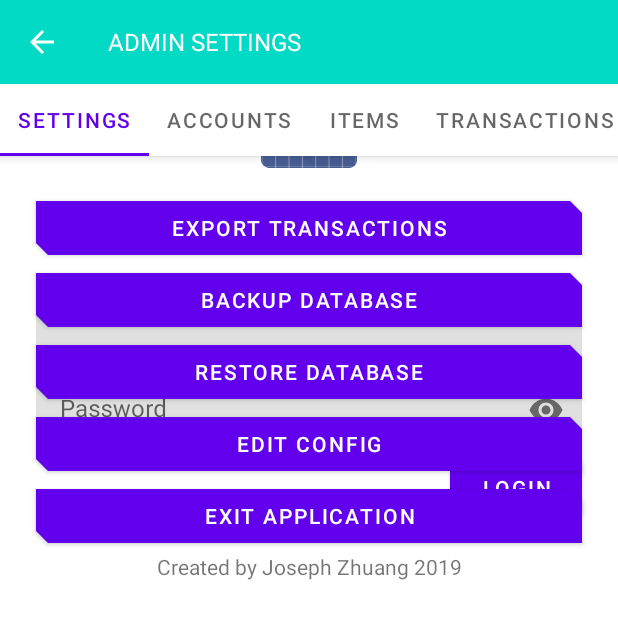
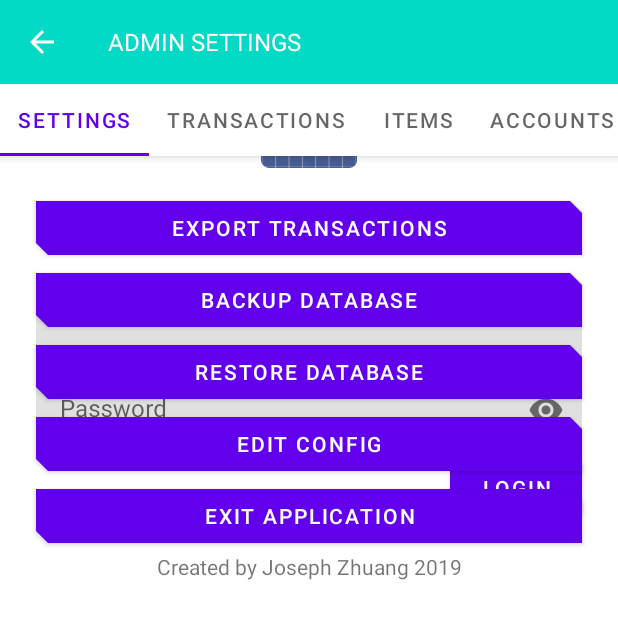
Before and after one commit to hakurei-raymoo/chit-list, an Android app: the fragment AdminViewPagerFragment placed in its activity, on a phone screen of 412 x 824 dp. Shown: the top 619 px of the screen. Run offline under Robolectric (Android 15) with nearby library versions, the phone set to English and light mode, and no system bars; our stand-ins replace Room's generated code, data binding; 2 statements that could not run were skipped.

```diff
--- a/app/src/main/java/gensokyo/hakurei/chitlist/AdminSettingsFragment.kt
+++ b/app/src/main/java/gensokyo/hakurei/chitlist/AdminSettingsFragment.kt
@@ -28,7 +28,7 @@ import kotlin.system.exitProcess
 
 private const val TAG = "AdminSettingsFragment"
 
-const val EXPORT_BALANCES_REQUEST_CODE = 101
+const val EXPORT_ACCOUNTS_REQUEST_CODE = 101
 const val EXPORT_ITEMS_REQUEST_CODE = 102
 const val EXPORT_TRANSACTIONS_REQUEST_CODE = 103
 const val BACKUP_DATABASE_REQUEST_CODE = 201
@@ -67,7 +67,7 @@ class AdminSettingsFragment : Fragment() {
         // This is necessary so that the binding can observe LiveData updates.
         binding.lifecycleOwner = viewLifecycleOwner
 
-        binding.exportBalancesButton.setOnClickListener {
+        binding.exportAccountsButton.setOnClickListener {
             val intent = Intent(Intent.ACTION_CREATE_DOCUMENT).apply {
                 // Filter to only show results that can be "opened", such as
                 // a file (as opposed to a list of contacts or timezones).
@@ -75,10 +75,10 @@ class AdminSettingsFragment : Fragment() {
 
                 // Create a file with the requested MIME type.
                 type = "text/csv"
-                putExtra(Intent.EXTRA_TITLE, "balances-${System.currentTimeMillis()}.csv")
+                putExtra(Intent.EXTRA_TITLE, "accounts-${System.currentTimeMillis()}.csv")
             }
 
-            startActivityForResult(intent, EXPORT_BALANCES_REQUEST_CODE)
+            startActivityForResult(intent, EXPORT_ACCOUNTS_REQUEST_CODE)
         }
 
         binding.exportItemsButton.setOnClickListener {
@@ -167,12 +167,12 @@ class AdminSettingsFragment : Fragment() {
         binding.versionText.setOnClickListener{
             clicks += 1
             if (clicks % 5 == 0) {
-                binding.exportBalancesButton.visibility = View.VISIBLE
+                binding.exportAccountsButton.visibility = View.VISIBLE
                 binding.exportItemsButton.visibility = View.VISIBLE
                 binding.logText.visibility = View.VISIBLE
                 binding.logText.text = writeLog()
             } else {
-                binding.exportBalancesButton.visibility = View.GONE
+                binding.exportAccountsButton.visibility = View.GONE
                 binding.exportItemsButton.visibility = View.GONE
                 binding.logText.visibility = View.GONE
             }
@@ -187,7 +187,7 @@ class AdminSettingsFragment : Fragment() {
         if (resultCode == RESULT_OK) {
             if (data != null && data.data != null) {
                 when (requestCode) {
-                    EXPORT_BALANCES_REQUEST_CODE -> adminSettingsViewModel.exportBalances(data.data!!)
+                    EXPORT_ACCOUNTS_REQUEST_CODE -> adminSettingsViewModel.exportAccounts(data.data!!)
                     EXPORT_ITEMS_REQUEST_CODE -> adminSettingsViewModel.exportItems(data.data!!)
                     EXPORT_TRANSACTIONS_REQUEST_CODE -> adminSettingsViewModel.exportTransactions(data.data!!)
                     BACKUP_DATABASE_REQUEST_CODE -> adminSettingsViewModel.backupDatabase(data.data!!)
--- a/app/src/main/java/gensokyo/hakurei/chitlist/AdminViewPagerFragment.kt
+++ b/app/src/main/java/gensokyo/hakurei/chitlist/AdminViewPagerFragment.kt
@@ -79,9 +79,9 @@ class AdminViewPagerFragment : Fragment() {
     private fun getTabTitle(position: Int): String? {
         return when (position) {
             ADMIN_SETTINGS_PAGE_INDEX -> getString(R.string.admin_settings)
+            TRANSACTIONS_LIST_PAGE_INDEX -> getString(R.string.transactions)
+            ITEMS_LIST_PAGE_INDEX -> getString(R.string.items)
             ACCOUNTS_LIST_PAGE_INDEX -> getString(R.string.accounts)
-            ITEMS_LIST_PAGE_INDEX -> getString(R.string.items)
-            TRANSACTIONS_LIST_PAGE_INDEX -> getString(R.string.transactions)
             else -> null
         }
     }
@@ -89,24 +89,24 @@ class AdminViewPagerFragment : Fragment() {
     private fun animateFab(position: Int) {
         when (position) {
             1 -> {
-                accounts_fab.show()
+                transactions_fab.show()
                 items_fab.hide()
-                transactions_fab.hide()
+                accounts_fab.hide()
             }
             2 -> {
+                transactions_fab.hide()
+                items_fab.show()
                 accounts_fab.hide()
-                items_fab.show()
-                transactions_fab.hide()
             }
             3 -> {
-                accounts_fab.hide()
+                transactions_fab.hide()
                 items_fab.hide()
-                transactions_fab.show()
+                accounts_fab.show()
             }
             else -> {
+                transactions_fab.hide()
+                items_fab.hide()
                 accounts_fab.hide()
-                items_fab.hide()
-                transactions_fab.hide()
             }
         }
     }
--- a/app/src/main/java/gensokyo/hakurei/chitlist/adapters/AdminPagerAdapter.kt
+++ b/app/src/main/java/gensokyo/hakurei/chitlist/adapters/AdminPagerAdapter.kt
@@ -8,9 +8,9 @@ import gensokyo.hakurei.chitlist.ItemsListFragment
 import gensokyo.hakurei.chitlist.TransactionsListFragment
 
 const val ADMIN_SETTINGS_PAGE_INDEX = 0
-const val ACCOUNTS_LIST_PAGE_INDEX = 1
+const val TRANSACTIONS_LIST_PAGE_INDEX = 1
 const val ITEMS_LIST_PAGE_INDEX = 2
-const val TRANSACTIONS_LIST_PAGE_INDEX = 3
+const val ACCOUNTS_LIST_PAGE_INDEX = 3
 
 class AdminPagerAdapter(fragment: Fragment) : FragmentStateAdapter(fragment) {
 
@@ -19,9 +19,9 @@ class AdminPagerAdapter(fragment: Fragment) : FragmentStateAdapter(fragment) {
      */
     private val tabFragmentsCreators: Map<Int, () -> Fragment> = mapOf(
         ADMIN_SETTINGS_PAGE_INDEX to { AdminSettingsFragment() },
-        ACCOUNTS_LIST_PAGE_INDEX to { AccountsListFragment() },
+        TRANSACTIONS_LIST_PAGE_INDEX to { TransactionsListFragment() },
         ITEMS_LIST_PAGE_INDEX to { ItemsListFragment() },
-        TRANSACTIONS_LIST_PAGE_INDEX to { TransactionsListFragment() }
+        ACCOUNTS_LIST_PAGE_INDEX to { AccountsListFragment() }
     )
 
     override fun getItemCount() = tabFragmentsCreators.size
--- a/app/src/main/java/gensokyo/hakurei/chitlist/viewmodels/AdminSettingsViewModel.kt
+++ b/app/src/main/java/gensokyo/hakurei/chitlist/viewmodels/AdminSettingsViewModel.kt
@@ -42,7 +42,7 @@ class AdminSettingsViewModel(
         _returnMessage.value = null
     }
 
-    fun exportBalances(uri: Uri) {
+    fun exportAccounts(uri: Uri) {
         try {
             uiScope.launch {
                 withContext(Dispatchers.IO) {
@@ -77,7 +77,7 @@ class AdminSettingsViewModel(
                                     "${it.emailAddress}," +
                                     "${it.admin} " +
                                     "${it.enabled}," +
-                                    "${balance}"
+                                    "${Converter.addDecimal(balance)}"
                                 )
                             }
                         }
@@ -105,7 +105,7 @@ class AdminSettingsViewModel(
                             out.println("item_id,name,price,enabled")
                             items.forEach {
                                 out.println(
-                                    "${it.itemId},${it.name},${it.price},${it.enabled}"
+                                    "${it.itemId},${it.name},${Converter.addDecimal(it.price)},${it.enabled}"
                                 )
                             }
                         }
--- a/app/src/main/java/gensokyo/hakurei/chitlist/viewmodels/EditConfigViewModel.kt
+++ b/app/src/main/java/gensokyo/hakurei/chitlist/viewmodels/EditConfigViewModel.kt
@@ -21,6 +21,7 @@ class EditConfigViewModel : ViewModel() {
         balanceCap.value = Config.BALANCE_CAP
         decimalSeparator.value = Config.DECIMAL_SEPARATOR
         decimalOffset.value = Config.DECIMAL_OFFSET
+        Log.i(TAG, "Init")
     }
 
     fun write() {
--- a/app/src/main/res/layout/fragment_admin_settings.xml
+++ b/app/src/main/res/layout/fragment_admin_settings.xml
@@ -28,10 +28,10 @@
                     android:padding="@dimen/spacing_large">
 
                 <com.google.android.material.button.MaterialButton
-                        android:id="@+id/export_balances_button"
+                        android:id="@+id/export_accounts_button"
                         android:layout_width="match_parent"
                         android:layout_height="wrap_content"
-                        android:text="@string/export_balances"
+                        android:text="@string/export_accounts"
                         android:visibility="gone"
                         app:shapeAppearance="@style/ShapeAppearance.Button.Admin" />
 
--- a/app/src/main/res/values/colors.xml
+++ b/app/src/main/res/values/colors.xml
@@ -5,6 +5,7 @@
     <color name="colorAccent">#03DAC6</color>
     <color name="colorAccentDark">#018786</color>
     <color name="colorError">#B00020</color>
+    <color name="colorSuccess">#00B020</color>
     <color name="colorOnPrimary">#FFFFFF</color>
     <color name="colorOnSecondary">#000000</color>
     <color name="colorOnSurface">#000000</color>
--- a/app/src/main/res/values/strings.xml
+++ b/app/src/main/res/values/strings.xml
@@ -43,7 +43,7 @@
     <!-- Settings -->
     <string name="admin_settings">Settings</string>
     <string name="path">Path</string>
-    <string name="export_balances">Export balances</string>
+    <string name="export_accounts">Export accounts</string>
     <string name="export_items">Export items</string>
     <string name="export_transactions">Export transactions</string>
     <string name="backup_database">Backup database</string>
```
Also changed, not shown: app/src/main/java/gensokyo/hakurei/chitlist/EditConfigFragment.kt (+13 -0 lines), app/src/main/java/gensokyo/hakurei/chitlist/utilities/Util.kt (+6 -5 lines), app/src/main/res/layout/fragment_edit_config.xml (+8 -4 lines).
